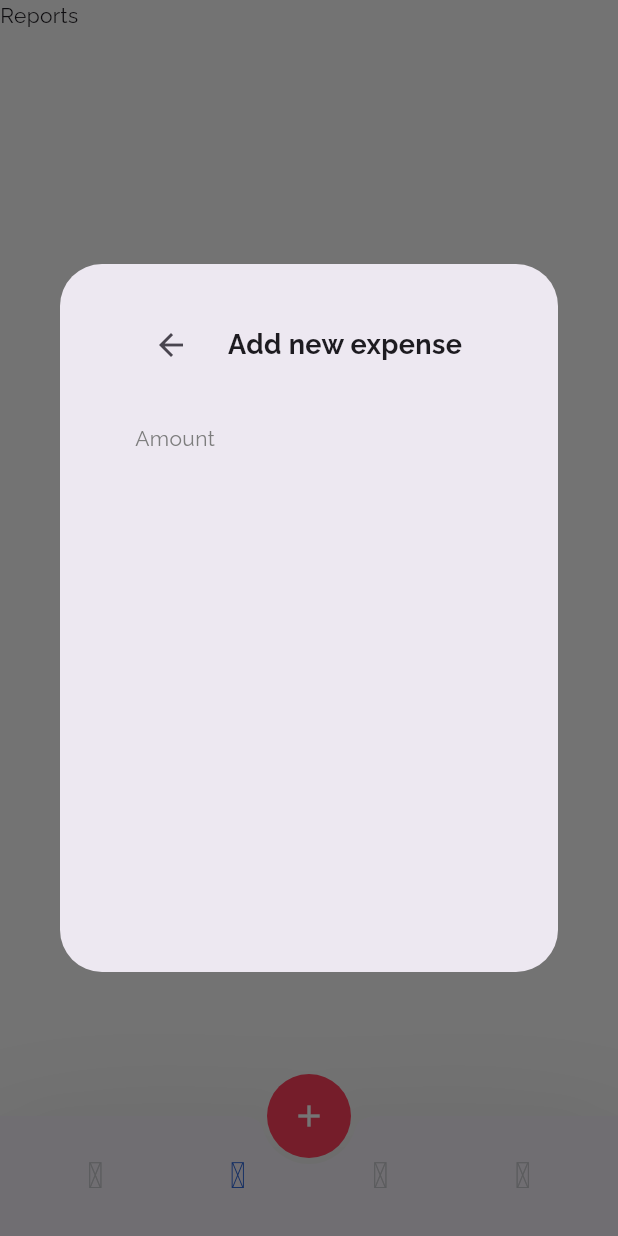
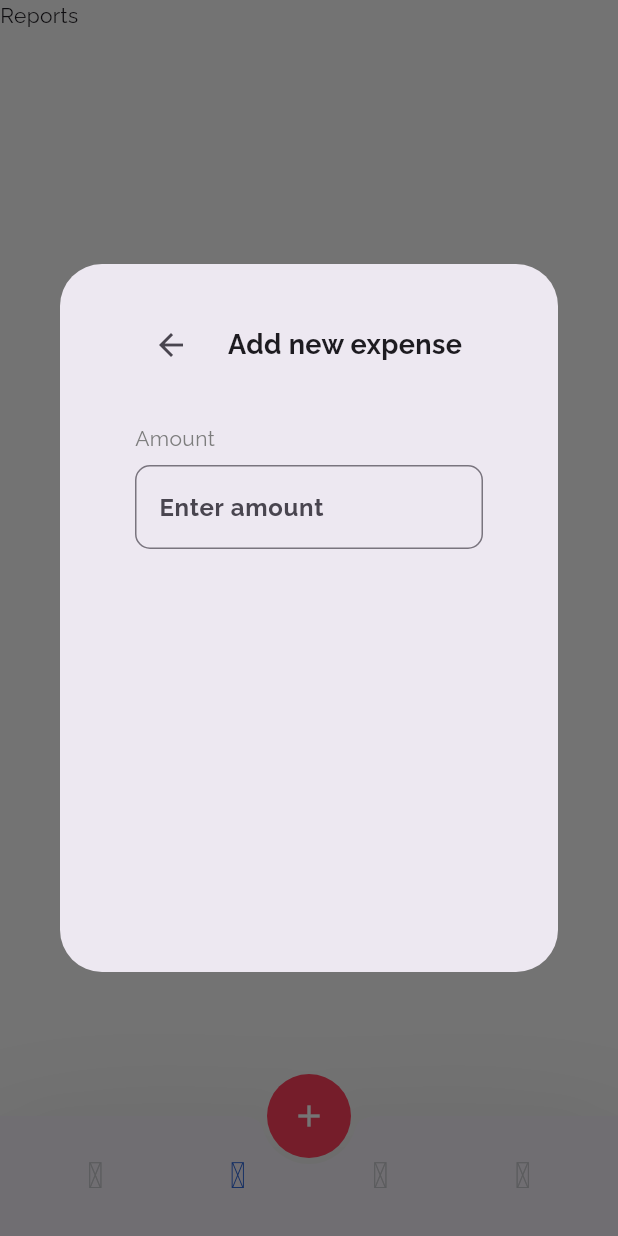
Before and after one commit to rjcalifornia/Expense, a Flutter app: the AppScreen screen opened by its route, item 2 of the bottom bar chosen, after a tap on the "add" icon, on a phone screen of 412 x 824 dp. Run offline on Flutter 3.47's test engine with Material 3 defaults, Android fonts, the phone set to English and light mode, and no system bars; our stand-ins replace google_fonts, material_symbols_icons, shared_preferences; missing offline and left inert: window_manager; accounts and stored records are empty; statements that could not run were skipped.

Commit message:
Changes to be committed: 	modified:   lib/ui/widgets/add_expense_dialog.dart

```diff
--- a/lib/ui/widgets/add_expense_dialog.dart
+++ b/lib/ui/widgets/add_expense_dialog.dart
@@ -51,6 +51,24 @@ Future<void> addExpense(BuildContext context) {
                 const SizedBox(
                   height: 8,
                 ),
+                TextField(
+                    keyboardType: TextInputType.name,
+                    onChanged: (value) {},
+                    style: const TextStyle(
+                        fontSize: 16,
+                        fontWeight: FontWeight.bold,
+                        color: Colors.black),
+                    decoration: InputDecoration(
+                      filled: false,
+                      focusColor: const Color(0xffa0a0a0),
+                      hoverColor: const Color(0xffa0a0a0),
+                      fillColor: const Color(0xffF5F5F5),
+                      border: OutlineInputBorder(
+                          borderRadius: BorderRadius.circular(10),
+                          borderSide:
+                              const BorderSide(color: Color(0xffa0a0a0))),
+                      hintText: "Enter amount",
+                    ))
               ],
             ),
           ),
```
